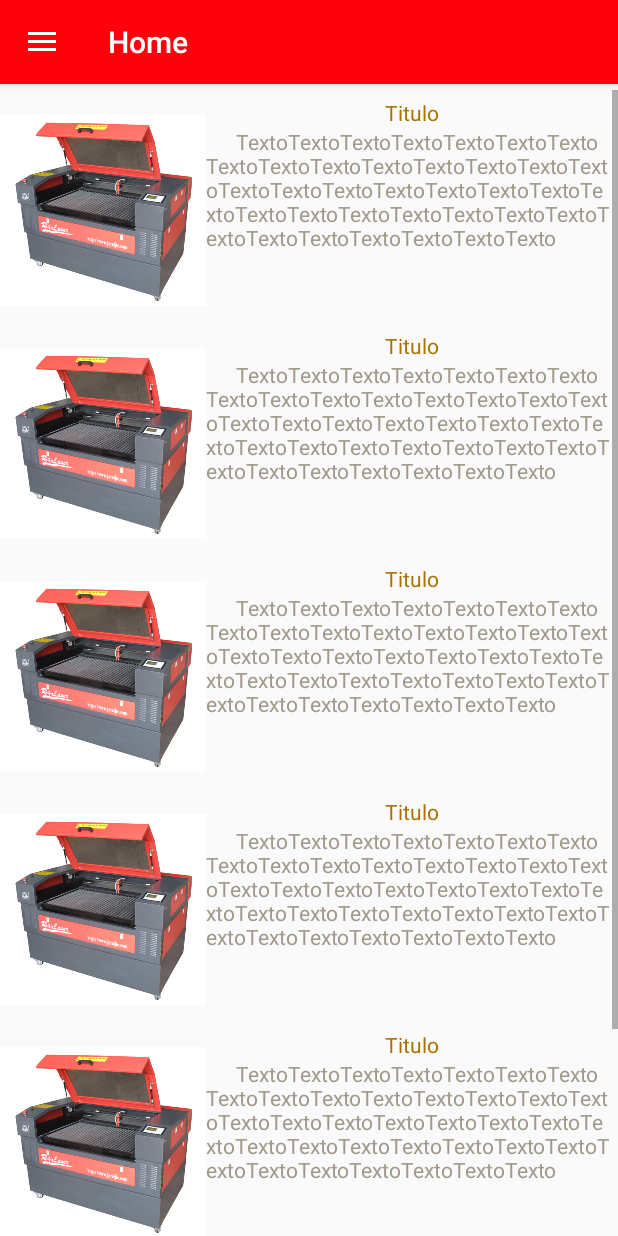
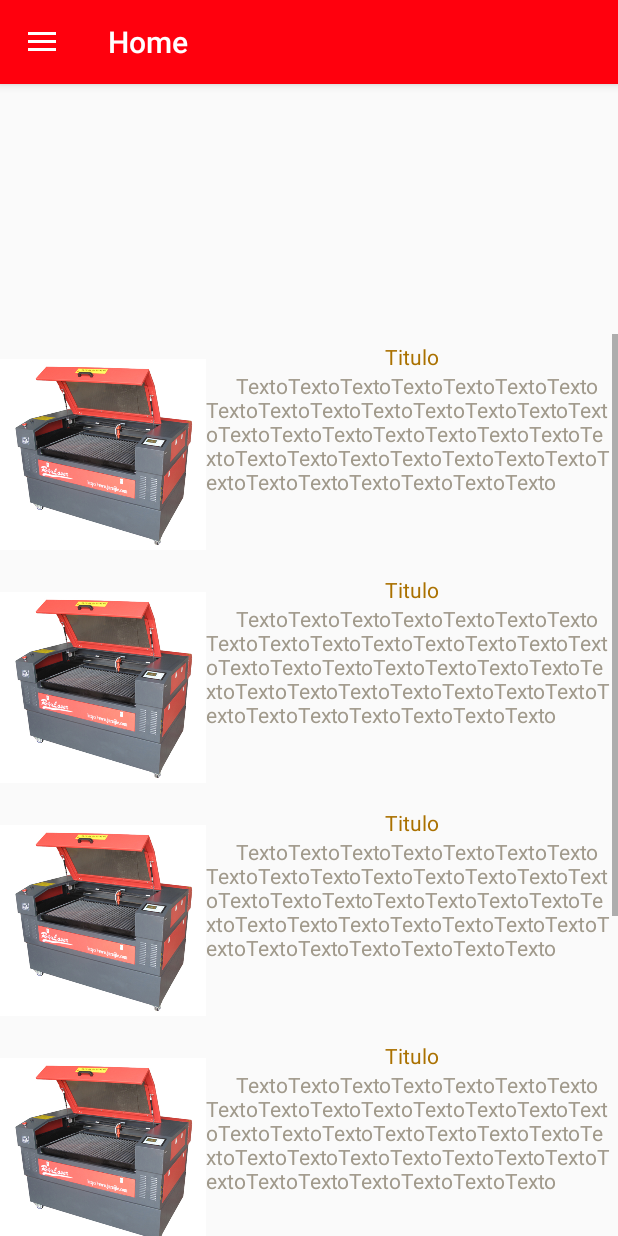
Before and after one commit to Samuelgranato/Projeto4-Desagil, an Android app: the Home screen opened directly, with no data from a screen before it, on a phone screen of 412 x 824 dp. Run offline under Robolectric (Android 15) with nearby library versions, the phone set to English and light mode, and no system bars.

Commit message:
ajustes home

```diff
--- a/app/src/main/res/layout/content_home.xml
+++ b/app/src/main/res/layout/content_home.xml
@@ -10,11 +10,12 @@
 
     <ScrollView
         android:id="@+id/scrollView2"
-        android:layout_marginTop="60dp"
-        android:layout_width="match_parent"
-        android:layout_height="match_parent"
-        tools:layout_editor_absoluteX="16dp"
-        tools:layout_editor_absoluteY="171dp">
+        android:layout_width="0dp"
+        android:layout_height="601dp"
+        app:layout_constraintBottom_toBottomOf="parent"
+        app:layout_constraintEnd_toEndOf="parent"
+        app:layout_constraintHorizontal_bias="0.0"
+        app:layout_constraintStart_toStartOf="parent">
 
         <LinearLayout
             android:layout_width="match_parent"
@@ -43,7 +44,7 @@
                             android:orientation="horizontal">
 
                             <ImageView
-                                android:id="@+id/imageView4"
+                                android:id="@+id/imageView30"
                                 android:layout_width="match_parent"
                                 android:layout_height="150dp"
                                 android:layout_gravity="left"
@@ -58,6 +59,60 @@
 
                                 <TextView
                                     android:id="@+id/textView3"
+                                    android:layout_width="match_parent"
+                                    android:layout_height="wrap_content"
+                                    android:gravity="center"
+                                    android:text="Titulo"
+                                    android:textColor="#aa7100" />
+
+                                <TextView
+                                    android:id="@+id/textView27"
+                                    android:layout_width="match_parent"
+                                    android:layout_height="wrap_content"
+                                    android:layout_marginRight="5dp"
+                                    android:layout_weight="1"
+                                    android:text="      TextoTextoTextoTextoTextoTextoTextoTextoTextoTextoTextoTextoTextoTextoTextoTextoTextoTextoTextoTextoTextoTextoTextoTextoTextoTextoTextoTextoTextoTextoTextoTextoTextoTextoTextoTextoTexto"
+                                    android:textColor="#a0998b" />
+                            </LinearLayout>
+
+                        </LinearLayout>
+
+                    </LinearLayout>
+
+                </LinearLayout>
+
+                <LinearLayout
+                    android:layout_width="match_parent"
+                    android:layout_height="match_parent"
+                    android:orientation="vertical">
+
+                    <LinearLayout
+                        android:layout_width="match_parent"
+                        android:layout_height="match_parent"
+                        android:layout_marginTop="5dp"
+                        android:orientation="vertical">
+
+                        <LinearLayout
+                            android:layout_width="match_parent"
+                            android:layout_height="match_parent"
+                            android:orientation="horizontal">
+
+                            <ImageView
+                                android:id="@+id/imageView20"
+                                android:layout_width="match_parent"
+                                android:layout_height="150dp"
+                                android:layout_gravity="left"
+                                android:layout_weight="2"
+                                app:srcCompat="@drawable/cortadora_laser" />
+
+                            <LinearLayout
+                                android:layout_width="match_parent"
+                                android:layout_height="match_parent"
+                                android:layout_weight="1"
+                                android:orientation="vertical">
+
+                                <TextView
+                                    android:id="@+id/textView16"
                                     android:layout_width="match_parent"
                                     android:layout_height="wrap_content"
                                     android:gravity="center"
@@ -111,7 +166,7 @@
                                 android:orientation="vertical">
 
                                 <TextView
-                                    android:id="@+id/textView3"
+                                    android:id="@+id/textView7"
                                     android:layout_width="match_parent"
                                     android:layout_height="wrap_content"
                                     android:gravity="center"
@@ -119,7 +174,7 @@
                                     android:textColor="#aa7100" />
 
                                 <TextView
-                                    android:id="@+id/textView5"
+                                    android:id="@+id/textView6"
                                     android:layout_width="match_parent"
                                     android:layout_height="wrap_content"
                                     android:layout_marginRight="5dp"
@@ -151,7 +206,7 @@
                             android:orientation="horizontal">
 
                             <ImageView
-                                android:id="@+id/imageView4"
+                                android:id="@+id/imageView6"
                                 android:layout_width="match_parent"
                                 android:layout_height="150dp"
                                 android:layout_gravity="left"
@@ -165,7 +220,7 @@
                                 android:orientation="vertical">
 
                                 <TextView
-                                    android:id="@+id/textView3"
+                                    android:id="@+id/textView9"
                                     android:layout_width="match_parent"
                                     android:layout_height="wrap_content"
                                     android:gravity="center"
@@ -173,7 +228,7 @@
                                     android:textColor="#aa7100" />
 
                                 <TextView
-                                    android:id="@+id/textView5"
+                                    android:id="@+id/textView8"
                                     android:layout_width="match_parent"
                                     android:layout_height="wrap_content"
                                     android:layout_marginRight="5dp"
@@ -205,7 +260,7 @@
                             android:orientation="horizontal">
 
                             <ImageView
-                                android:id="@+id/imageView4"
+                                android:id="@+id/imageView16"
                                 android:layout_width="match_parent"
                                 android:layout_height="150dp"
                                 android:layout_gravity="left"
@@ -219,7 +274,7 @@
                                 android:orientation="vertical">
 
                                 <TextView
-                                    android:id="@+id/textView3"
+                                    android:id="@+id/textView14"
                                     android:layout_width="match_parent"
                                     android:layout_height="wrap_content"
                                     android:gravity="center"
@@ -227,7 +282,7 @@
                                     android:textColor="#aa7100" />
 
                                 <TextView
-                                    android:id="@+id/textView5"
+                                    android:id="@+id/textView10"
                                     android:layout_width="match_parent"
                                     android:layout_height="wrap_content"
                                     android:layout_marginRight="5dp"
@@ -245,61 +300,7 @@
                 <LinearLayout
                     android:layout_width="match_parent"
                     android:layout_height="match_parent"
-                    android:orientation="vertical">
-
-                    <LinearLayout
-                        android:layout_width="match_parent"
-                        android:layout_height="match_parent"
-                        android:layout_marginTop="5dp"
-                        android:orientation="vertical">
-
-                        <LinearLayout
-                            android:layout_width="match_parent"
-                            android:layout_height="match_parent"
-                            android:orientation="horizontal">
-
-                            <ImageView
-                                android:id="@+id/imageView4"
-                                android:layout_width="match_parent"
-                                android:layout_height="150dp"
-                                android:layout_gravity="left"
-                                android:layout_weight="2"
-                                app:srcCompat="@drawable/cortadora_laser" />
-
-                            <LinearLayout
-                                android:layout_width="match_parent"
-                                android:layout_height="match_parent"
-                                android:layout_weight="1"
-                                android:orientation="vertical">
-
-                                <TextView
-                                    android:id="@+id/textView3"
-                                    android:layout_width="match_parent"
-                                    android:layout_height="wrap_content"
-                                    android:gravity="center"
-                                    android:text="Titulo"
-                                    android:textColor="#aa7100" />
-
-                                <TextView
-                                    android:id="@+id/textView5"
-                                    android:layout_width="match_parent"
-                                    android:layout_height="wrap_content"
-                                    android:layout_marginRight="5dp"
-                                    android:layout_weight="1"
-                                    android:text="      TextoTextoTextoTextoTextoTextoTextoTextoTextoTextoTextoTextoTextoTextoTextoTextoTextoTextoTextoTextoTextoTextoTextoTextoTextoTextoTextoTextoTextoTextoTextoTextoTextoTextoTextoTextoTexto"
-                                    android:textColor="#a0998b" />
-                            </LinearLayout>
-
-                        </LinearLayout>
-
-                    </LinearLayout>
-
-                </LinearLayout>
-
-                <LinearLayout
                     android:layout_marginTop="5dp"
-                    android:layout_width="match_parent"
-                    android:layout_height="match_parent"
                     android:orientation="vertical">
 
                     <LinearLayout
@@ -308,7 +309,7 @@
                         android:orientation="horizontal">
 
                         <ImageView
-                            android:id="@+id/imageView4"
+                            android:id="@+id/imageView5"
                             android:layout_width="match_parent"
                             android:layout_height="150dp"
                             android:layout_gravity="left"
@@ -322,7 +323,7 @@
                             android:orientation="vertical">
 
                             <TextView
-                                android:id="@+id/textView3"
+                                android:id="@+id/textView12"
                                 android:layout_width="match_parent"
                                 android:layout_height="wrap_content"
                                 android:gravity="center"
@@ -330,10 +331,10 @@
                                 android:textColor="#aa7100" />
 
                             <TextView
-                                android:id="@+id/textView5"
+                                android:id="@+id/textView13"
                                 android:layout_width="match_parent"
+                                android:layout_height="wrap_content"
                                 android:layout_marginRight="5dp"
-                                android:layout_height="wrap_content"
                                 android:layout_weight="1"
                                 android:text="      TextoTextoTextoTextoTextoTextoTextoTextoTextoTextoTextoTextoTextoTextoTextoTextoTextoTextoTextoTextoTextoTextoTextoTextoTextoTextoTextoTextoTextoTextoTextoTextoTextoTextoTextoTextoTexto"
                                 android:textColor="#a0998b" />
```
